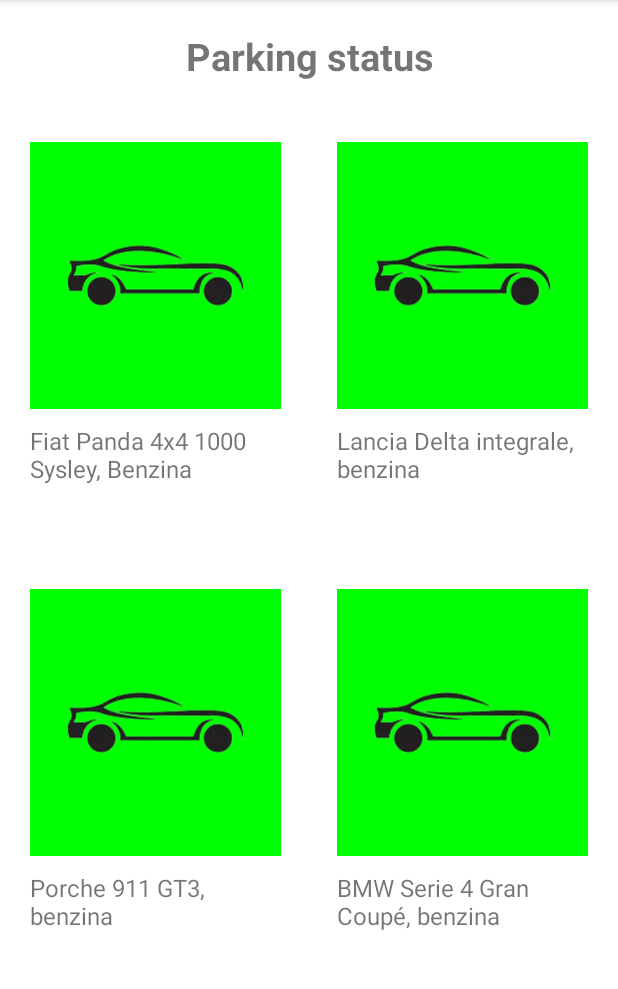
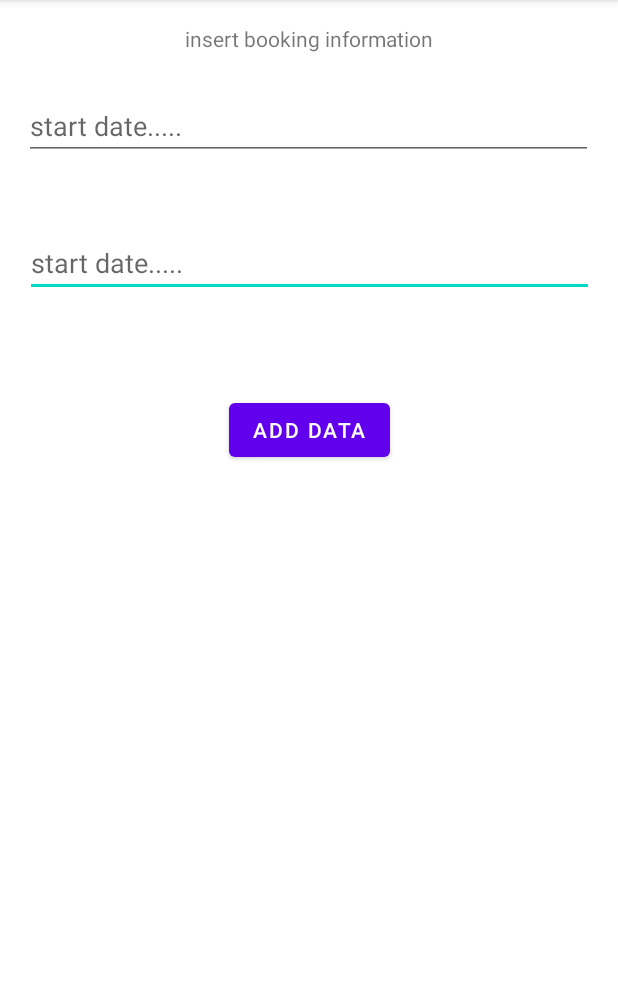
Before and after one commit to SamuelDaRos/TakeAuto, an Android app: the ParkingActivity screen opened directly, with no data from a screen before it, after a tap on an icon or button, on a phone screen of 412 x 824 dp, the part 84-1073 px from its top. Run offline under Robolectric (Android 15) with nearby library versions, the phone set to English and light mode, and no system bars.

Commit message:
Progetto con booking implementato quasi

```diff
--- a/app/src/main/AndroidManifest.xml
+++ b/app/src/main/AndroidManifest.xml
@@ -9,6 +9,7 @@
         android:roundIcon="@mipmap/ic_launcher_round"
         android:supportsRtl="true"
         android:theme="@style/Theme.TakeAuto">
+        <activity android:name="it.iisvittorioveneto.itt.takeauto.BookingActivity"></activity>
         <activity android:name="it.iisvittorioveneto.itt.takeauto.ParkingActivity" />
         <activity android:name="it.iisvittorioveneto.itt.takeauto.Registration" />
         <activity android:name="it.iisvittorioveneto.itt.takeauto.Login" />
--- /dev/null
+++ b/app/src/main/java/it/iisvittorioveneto/itt/takeauto/BookingActivity.java
@@ -0,0 +1,37 @@
+package it.iisvittorioveneto.itt.takeauto;
+
+import androidx.appcompat.app.AppCompatActivity;
+
+import android.app.Activity;
+import android.content.Intent;
+import android.os.Bundle;
+import android.view.View;
+import android.widget.Button;
+import android.widget.EditText;
+
+import com.example.takeauto.R;
+
+public class BookingActivity extends AppCompatActivity {
+
+    @Override
+    protected void onCreate(Bundle savedInstanceState) {
+
+        super.onCreate(savedInstanceState);
+        setContentView(R.layout.activity_booking);
+        EditText startDate1 = findViewById(R.id.editTextStartDate);
+        EditText finishDate1 = findViewById(R.id.editTextFinishDate);
+        Button button = findViewById(R.id.buttonAddData);
+        button.setOnClickListener(new View.OnClickListener() {
+            @Override
+            public void onClick(View v) {
+                String startDate=startDate1.getText().toString();
+                String finishDate=finishDate1.getText().toString();
+                Intent intent = new Intent(BookingActivity.this, ParkingActivity.class);
+                intent.putExtra("startDate", startDate);
+                intent.putExtra("finishDate", finishDate);
+                setResult(Activity.RESULT_OK, intent);
+                finish();
+            }
+        });
+    }
+}
--- a/app/src/main/java/it/iisvittorioveneto/itt/takeauto/ParkingActivity.java
+++ b/app/src/main/java/it/iisvittorioveneto/itt/takeauto/ParkingActivity.java
@@ -2,6 +2,7 @@ package it.iisvittorioveneto.itt.takeauto;
 
 import androidx.appcompat.app.AppCompatActivity;
 
+import android.content.Intent;
 import android.os.Bundle;
 import android.view.View;
 import android.widget.ImageView;
@@ -9,7 +10,7 @@ import android.widget.TextView;
 
 import com.example.takeauto.R;
 
-public class ParkingActivity extends AppCompatActivity {
+public class    ParkingActivity extends AppCompatActivity {
     public static final int MAX_CAR = 4;
     public Car[] cars = new Car[MAX_CAR];
 
@@ -44,7 +45,7 @@ public class ParkingActivity extends AppCompatActivity {
         cars[0] = new Car("Fiat", "Panda 4x4 1000 Sysley", "Benzina");
         cars[1] = new Car("Lancia", "Delta integrale", "benzina");
         cars[2] = new Car("Porche", "911 GT3", "benzina");
-        cars[3] = new Car("BMW", "Serie 4 Gran Coupé", "benzina");
+        cars[3] = new Car("BMW", "M4 Gran Coupé", "benzina");
 
         for (int i = 0; i < MAX_CAR; i++) {
             carsState[i].setText(cars[i].toString());
@@ -54,13 +55,27 @@ public class ParkingActivity extends AppCompatActivity {
     // metodo che viene eseguito al click di ogni immagine: permette di prenotare l'auto associata all'immagine
     public void onCarImageClick(View view) {
         if (view.getId() == R.id.imgCar1) {
-            // TODO chiamate a dialogue
-        } else if (view.getId() == R.id.imgCar2) {
+            Intent bookingIntent = new Intent(ParkingActivity.this, BookingActivity.class);
+            startActivityForResult(bookingIntent, 1);
+            } else if (view.getId() == R.id.imgCar2) {
+            Intent bookingIntent = new Intent(ParkingActivity.this, BookingActivity.class);
+            startActivityForResult(bookingIntent, 1);
+        } else if (view.getId() == R.id.imgCar3) {
+            Intent bookingIntent = new Intent(ParkingActivity.this, BookingActivity.class);
+            startActivityForResult(bookingIntent, 1);
+        } else if (view.getId() == R.id.imgCar4) {
+            Intent bookingIntent = new Intent(ParkingActivity.this, BookingActivity.class);
+            startActivityForResult(bookingIntent, 1);
+        }
+    }
 
-        } else if (view.getId() == R.id.imgCar3) {
-
-        } else if (view.getId() == R.id.imgCar4) {
-
+    public void onActivityResult(int requestCode, int resultCode, Intent data) {
+        super.onActivityResult(requestCode, resultCode, data);
+        if (requestCode == 1) {
+            if(resultCode == RESULT_OK) {
+                String startDate = data.getStringExtra("startDate");
+                String finishDate = data.getStringExtra("finishDate");
+            }
         }
     }
 }
--- /dev/null
+++ b/app/src/main/res/layout/activity_booking.xml
@@ -0,0 +1,76 @@
+<?xml version="1.0" encoding="utf-8"?>
+<androidx.constraintlayout.widget.ConstraintLayout xmlns:android="http://schemas.android.com/apk/res/android"
+    xmlns:app="http://schemas.android.com/apk/res-auto"
+    xmlns:tools="http://schemas.android.com/tools"
+    android:layout_width="match_parent"
+    android:layout_height="match_parent"
+    tools:context="it.iisvittorioveneto.itt.takeauto.BookingActivity">
+
+    <EditText
+        android:id="@+id/editTextFinishDate"
+        android:layout_width="379dp"
+        android:layout_height="39dp"
+        android:layout_marginStart="16dp"
+        android:layout_marginLeft="16dp"
+        android:layout_marginTop="20dp"
+        android:layout_marginEnd="16dp"
+        android:layout_marginRight="16dp"
+        android:ems="10"
+        android:hint="@string/start_booking"
+        android:inputType="date"
+        app:layout_constraintBottom_toBottomOf="parent"
+        app:layout_constraintEnd_toEndOf="parent"
+        app:layout_constraintStart_toStartOf="parent"
+        app:layout_constraintTop_toBottomOf="@+id/editTextStartDate"
+        app:layout_constraintVertical_bias="0.053" />
+
+    <TextView
+        android:id="@+id/textView2"
+        android:layout_width="wrap_content"
+        android:layout_height="wrap_content"
+        android:layout_marginStart="123dp"
+        android:layout_marginLeft="123dp"
+        android:layout_marginTop="16dp"
+        android:layout_marginEnd="123dp"
+        android:layout_marginRight="123dp"
+        android:layout_marginBottom="35dp"
+        android:text="@string/insert_booking"
+        app:layout_constraintBottom_toTopOf="@+id/editTextStartDate"
+        app:layout_constraintEnd_toEndOf="parent"
+        app:layout_constraintStart_toStartOf="parent"
+        app:layout_constraintTop_toTopOf="parent" />
+
+    <EditText
+        android:id="@+id/editTextStartDate"
+        android:layout_width="379dp"
+        android:layout_height="39dp"
+        android:layout_marginStart="16dp"
+        android:layout_marginLeft="16dp"
+        android:layout_marginTop="32dp"
+        android:layout_marginEnd="16dp"
+        android:layout_marginRight="16dp"
+        android:ems="10"
+        android:hint="@string/start_booking"
+        android:inputType="date"
+        app:layout_constraintEnd_toEndOf="parent"
+        app:layout_constraintHorizontal_bias="0.0"
+        app:layout_constraintStart_toStartOf="parent"
+        app:layout_constraintTop_toBottomOf="@+id/textView2" />
+
+    <Button
+        android:id="@+id/buttonAddData"
+        android:layout_width="wrap_content"
+        android:layout_height="wrap_content"
+        android:layout_marginStart="115dp"
+        android:layout_marginLeft="115dp"
+        android:layout_marginTop="48dp"
+        android:layout_marginEnd="115dp"
+        android:layout_marginRight="115dp"
+        android:layout_marginBottom="440dp"
+        android:text="@string/add_button"
+        app:layout_constraintBottom_toBottomOf="parent"
+        app:layout_constraintEnd_toEndOf="parent"
+        app:layout_constraintStart_toStartOf="parent"
+        app:layout_constraintTop_toBottomOf="@+id/editTextFinishDate" />
+
+</androidx.constraintlayout.widget.ConstraintLayout>
--- a/app/src/main/res/values/strings.xml
+++ b/app/src/main/res/values/strings.xml
@@ -16,4 +16,7 @@
     <string name="postal_Address">Postal address</string>
     <string name="fiscalCode">fiscal Code</string>
     <string name="title_parking">Parking status</string>
+    <string name="insert_booking">insert booking information</string>
+    <string name="start_booking">start date.....</string>
+    <string name="add_button">Add Data</string>
 </resources>
```
